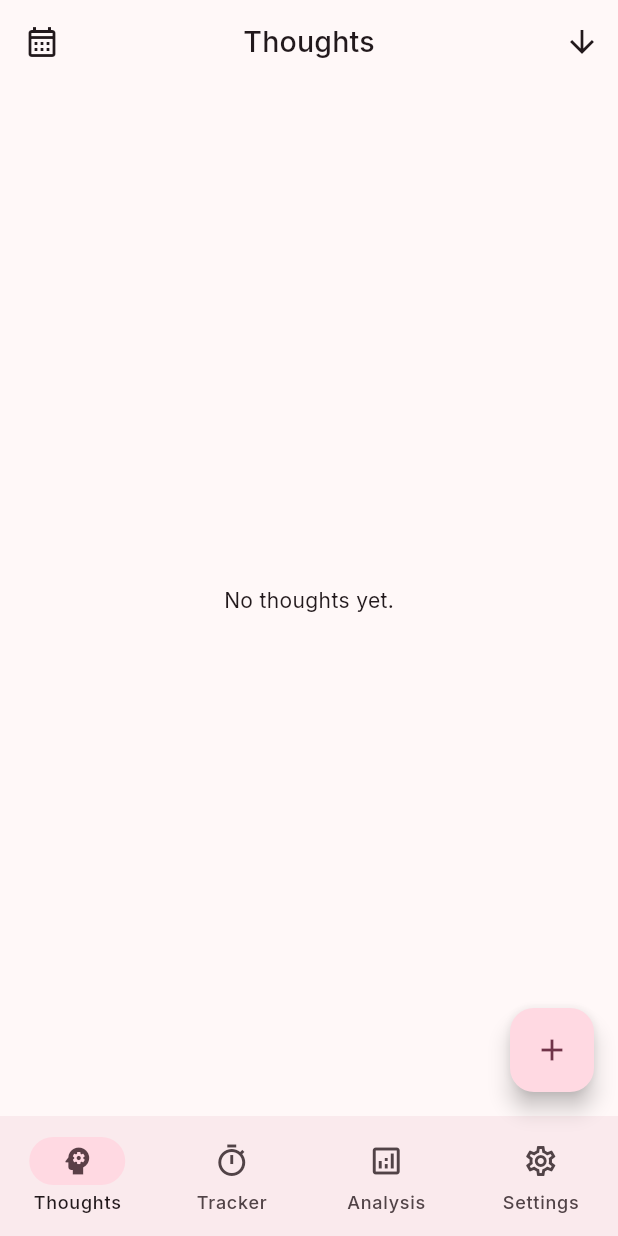
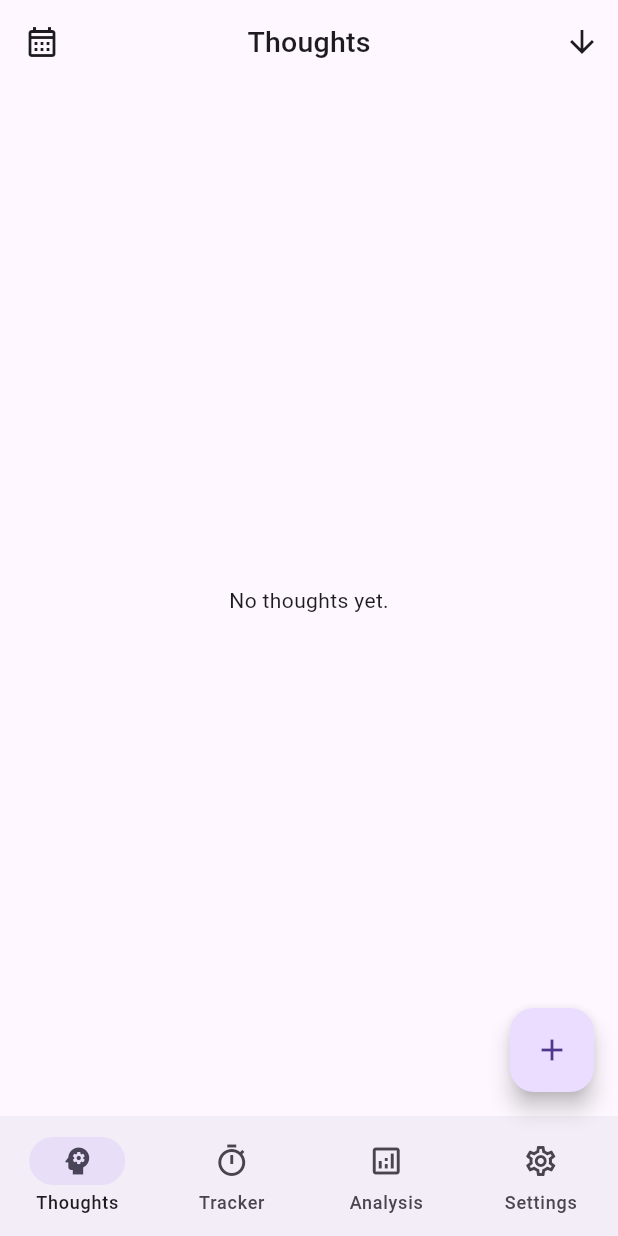
Before and after one commit to yogesh-aggarwal/thoughts, a Flutter app: the screen it shows once a user with an empty profile is signed in, on a phone screen of 412 x 824 dp. Run offline on Flutter 3.47's test engine with Material 2 defaults, Android fonts, the phone set to English and light mode, and no system bars; drawn by our look-alikes of dynamic_color; our stand-ins replace cached_network_image, cloud_firestore, firebase_auth, firebase_core, firebase_storage, google_sign_in and 1 more; accounts and stored records are empty; network calls fail.

Commit message:
Made color theme dynamic

```diff
--- a/lib/dialogs/time_tracker/view_time_track.dart
+++ b/lib/dialogs/time_tracker/view_time_track.dart
@@ -69,10 +69,12 @@ class ViewTimeTrackDialog extends StatelessWidget {
                         mainAxisSize: MainAxisSize.min,
                         crossAxisAlignment: CrossAxisAlignment.start,
                         children: [
-                          Text(
-                            "Time",
-                            style: Theme.of(context).textTheme.bodySmall,
-                          ),
+                          Text("Time",
+                              style: Theme.of(context)
+                                  .textTheme
+                                  .bodySmall!
+                                  .copyWith(color: Colors.grey.shade600)),
+                          SizedBox(height: 2),
                           Text(
                             "${visualTime(session.start)} - ${session.end == null ? "..." : visualTime(session.end!)}",
                             style: Theme.of(context).textTheme.bodyMedium,
@@ -85,8 +87,12 @@ class ViewTimeTrackDialog extends StatelessWidget {
                         children: [
                           Text(
                             "Duration",
-                            style: Theme.of(context).textTheme.bodySmall,
+                            style: Theme.of(context)
+                                .textTheme
+                                .bodySmall!
+                                .copyWith(color: Colors.grey.shade600),
                           ),
+                          SizedBox(height: 2),
                           Text(
                             visualDuration(session.duration),
                             style: Theme.of(context).textTheme.bodyMedium,
--- a/lib/main.dart
+++ b/lib/main.dart
@@ -1,6 +1,6 @@
+import 'package:dynamic_color/dynamic_color.dart';
 import 'package:firebase_core/firebase_core.dart';
 import 'package:flutter/material.dart';
-import 'package:google_fonts/google_fonts.dart';
 import 'package:provider/provider.dart';
 import 'package:thoughts/dialogs/thoughts/add_thought.dart';
 import 'package:thoughts/dialogs/time_tracker/add_time_track.dart';
@@ -36,72 +36,23 @@ class App extends StatelessWidget {
 
   @override
   Widget build(BuildContext context) {
+    return DynamicColorBuilder(
+      builder: (lightDynamic, darkDynamic) {
         return MaterialApp(
           title: "Thoughts",
           debugShowCheckedModeBanner: false,
           theme: ThemeData(
-        colorScheme: ColorScheme.fromSeed(seedColor: Colors.transparent),
+            colorScheme: lightDynamic,
             useMaterial3: true,
-        fontFamily: GoogleFonts.inter().fontFamily,
-        textTheme: const TextTheme(
-          bodySmall: TextStyle(
-            color: Colors.black54,
-            fontSize: 12,
-            fontWeight: FontWeight.w400,
-          ),
-          headlineMedium: TextStyle(
-            fontSize: 38,
-            fontWeight: FontWeight.w500,
-          ),
-        ),
           ),
           darkTheme: ThemeData(
+            colorScheme: darkDynamic,
             useMaterial3: true,
-        fontFamily: GoogleFonts.inter().fontFamily,
-        textTheme: const TextTheme(
-          titleSmall: TextStyle(
-            color: Colors.white,
-            fontSize: 38,
-            fontWeight: FontWeight.w500,
           ),
-          titleMedium: TextStyle(
-            color: Colors.white,
-            fontSize: 38,
-            fontWeight: FontWeight.w500,
-          ),
-          titleLarge: TextStyle(
-            color: Colors.white,
-            fontSize: 38,
-            fontWeight: FontWeight.w500,
-          ),
-          headlineMedium: TextStyle(
-            fontSize: 38,
-            fontWeight: FontWeight.w500,
-          ),
-          bodySmall: TextStyle(
-            color: Colors.white38,
-            fontSize: 16,
-            fontWeight: FontWeight.w400,
-          ),
-          bodyMedium: TextStyle(
-            color: Colors.white,
-            fontSize: 16,
-            fontWeight: FontWeight.w400,
-          ),
-          bodyLarge: TextStyle(
-            color: Colors.white,
-            fontSize: 16,
-            fontWeight: FontWeight.w400,
-          ),
-        ),
-        colorScheme:
-            ColorScheme.fromSeed(seedColor: Colors.transparent).copyWith(
-          background: Colors.black54,
-          surface: Colors.black54,
-        ),
-      ),
-      themeMode: ThemeMode.light,
+          themeMode: ThemeMode.system,
           home: Thoughts(),
+        );
+      },
     );
   }
 }
--- a/lib/screens/time_tracking.dart
+++ b/lib/screens/time_tracking.dart
@@ -35,7 +35,7 @@ class TimeTrackTile extends StatelessWidget {
                   Text(
                     timeTrack.name,
                     style: Theme.of(context).textTheme.bodyLarge!.copyWith(
-                          fontWeight: FontWeight.bold,
+                          fontWeight: FontWeight.w500,
                         ),
                   ),
                   Container(
@@ -51,7 +51,7 @@ class TimeTrackTile extends StatelessWidget {
                   ),
                 ],
               ),
-              SizedBox(height: 12),
+              SizedBox(height: 8),
               Text(
                 "Duration: ${visualDuration(timeTrack.duration)}",
                 style: Theme.of(context).textTheme.bodySmall,
--- a/pubspec.yaml
+++ b/pubspec.yaml
@@ -25,6 +25,7 @@ dependencies:
   google_sign_in: ^6.1.4
   uuid: ^3.0.7
   cached_network_image: ^3.2.3
+  dynamic_color: ^1.6.6
 
 dev_dependencies:
   flutter_test:
```
Also changed, not shown: pubspec.lock. Lines whose indentation alone changed are shown as unchanged.
